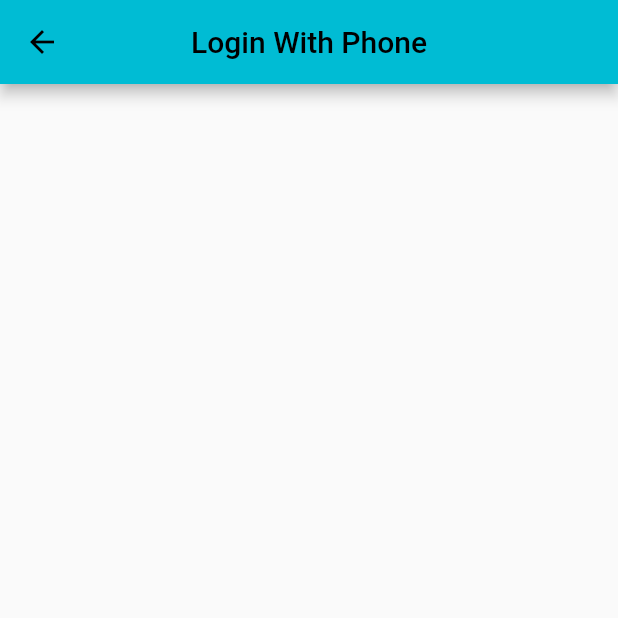
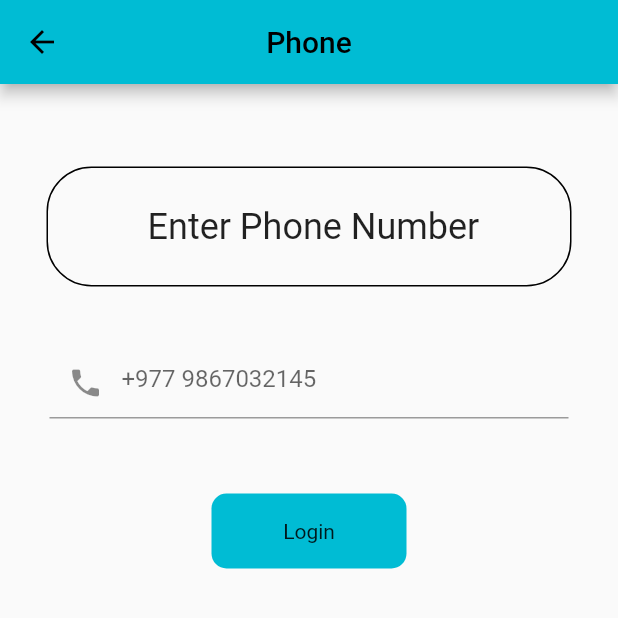
Before and after one commit to BidhanAcharya/EventCapturewithAuth, a Flutter app: the screen it shows after launch, after a tap on "Login", after a tap on "Login With Phone", on a phone screen of 412 x 824 dp, the top half of it. Run offline on Flutter 3.47's test engine with Material 2 defaults, Android fonts, the phone set to English and light mode, and no system bars; our stand-ins replace firebase_auth, firebase_core, fluttertoast; accounts and stored records are empty; network calls fail.

Commit message:
Login With Phone Screen

```diff
--- a/lib/UI/auth/login_with_phonenumber.dart
+++ b/lib/UI/auth/login_with_phonenumber.dart
@@ -1,3 +1,7 @@
+import 'package:firebase_auth/firebase_auth.dart';
+import 'package:firebaseauth/UI/auth/verify_with_code.dart';
+import 'package:firebaseauth/Utils/utils.dart';
+import 'package:firebaseauth/widgets/round_button.dart';
 import 'package:flutter/material.dart';
 class LoginWithPhoneNumber extends StatefulWidget {
   const LoginWithPhoneNumber({super.key});
@@ -7,19 +11,74 @@ class LoginWithPhoneNumber extends StatefulWidget {
 }
 
 class _LoginWithPhoneNumberState extends State<LoginWithPhoneNumber> {
+  bool loading =false;
+  final phoneNumberController = TextEditingController();
+  final auth=FirebaseAuth.instance;
   @override
   Widget build(BuildContext context) {
     return Scaffold(
       appBar: AppBar(
-        title: Text('Login With Phone'),
+        title: Text('Phone'),
         centerTitle: true,
       ),
       body: Column(
         children: [
+          SizedBox(height: 40),
+          Padding(
+            padding: const EdgeInsets.all(15.0),
+            child: Container(
+              height: 80,
+              width: 350,
+              decoration: BoxDecoration(
+                borderRadius: BorderRadius.circular(30),
+                  border: Border.all(
+                      color: Colors.black
+                  ),
+              ),
+              child: Center(
+                child: Text(' Enter Phone Number',style: TextStyle(fontSize: 24),),
+              ),
 
+
+
+            ),
+          ),
+          SizedBox(height: 25,),
+          Center(
+            child: Padding(
+              padding: const EdgeInsets.symmetric(horizontal: 33),
+              child: TextFormField(
+                controller :phoneNumberController,
+                keyboardType: TextInputType.phone,
+                decoration:InputDecoration(
+                  hintText: '+977 9867032145',
+                    prefixIcon: Icon(Icons.phone),
+
+
+                ) ,
+              ),
+            ),
+          ),
+           SizedBox(height: 50,),
+         Container(
+           width: 130,
+           child: RoundButton(title: 'Login', onTap:(){
+        auth.verifyPhoneNumber(
+            phoneNumber:phoneNumberController.text ,
+            verificationCompleted:(_){} ,
+            verificationFailed:(error){
+              Utils().toastMessage(error.toString());
+            } ,
+            codeSent: (String verificationID, int? token){
+              Navigator.push(context, MaterialPageRoute(builder:(context)=>VerifyCodeScreen(verificationId: verificationID,) ));
+            },
+            codeAutoRetrievalTimeout: (error){
+              Utils().toastMessage(error.toString());
+            });
+           }),
+         )
         ],
-      )
-      ,
+      ),
     );
   }
 }
--- a/lib/UI/auth/verify_with_code.dart
+++ b/lib/UI/auth/verify_with_code.dart
@@ -1,13 +1,15 @@
 import 'package:flutter/material.dart';
 import 'package:flutter/material.dart';
 class VerifyCodeScreen extends StatefulWidget {
-  const VerifyCodeScreen({super.key});
+  final String verificationId;
+  const VerifyCodeScreen({super.key, required this.verificationId});
 
   @override
   State<VerifyCodeScreen> createState() => _VerifyCodeScreenState();
 }
 
 class _VerifyCodeScreenState extends State<VerifyCodeScreen> {
+
   @override
   Widget build(BuildContext context) {
     return Scaffold(
```
